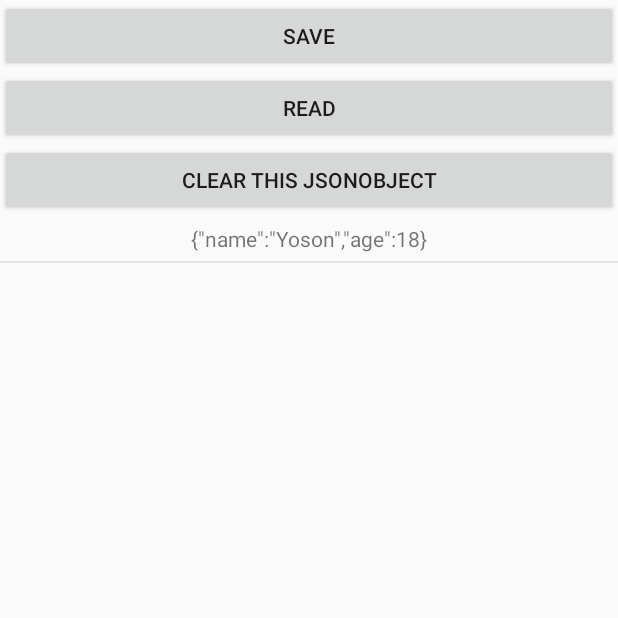
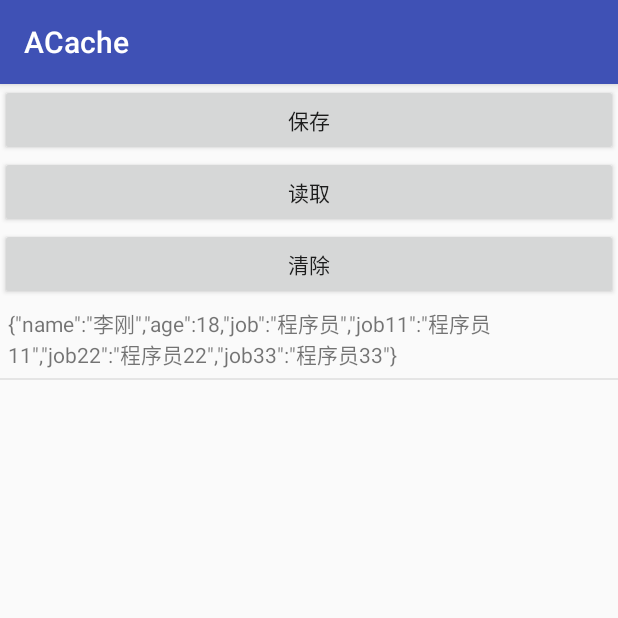
Before and after one commit to CasWen/ACache, an Android app: the screen it shows after launch (SaveJsonObjectActivity before the commit, ReadJsonObjectActivity after it), after a tap on "JSONOBJECT CACHE", on a phone screen of 412 x 824 dp, the top half of it. Run offline under Robolectric (Android 15) with nearby library versions, the phone set to English and light mode, and no system bars.

Commit message:
提交到git

```diff
--- a/acache/src/main/java/com/zxg/cache/ACache.java
+++ b/acache/src/main/java/com/zxg/cache/ACache.java
@@ -36,7 +36,8 @@ import java.util.concurrent.atomic.AtomicInteger;
 import java.util.concurrent.atomic.AtomicLong;
 
 /**
- * Created by ZhengXiaoGuo on 2017/1/13.
+ *一个轻量型缓存
+ * ACache 是一个为android制定的 轻量级的 开源缓存框架。轻量到只有一个java文件
  */
 
 public class ACache {
--- a/app/build.gradle
+++ b/app/build.gradle
@@ -20,6 +20,7 @@ android {
 }
 
 dependencies {
+    implementation 'com.android.support.constraint:constraint-layout:1.0.2'
     compile fileTree(dir: 'libs', include: ['*.jar'])
     androidTestCompile('com.android.support.test.espresso:espresso-core:2.2.2', {
         exclude group: 'com.android.support', module: 'support-annotations'
--- a/app/src/main/java/demo/zxg/com/myapplication/MainActivity.java
+++ b/app/src/main/java/demo/zxg/com/myapplication/MainActivity.java
@@ -24,11 +24,11 @@ public class MainActivity extends AppCompatActivity {
 	}
 
 	public void string(View v) {
-		startActivity(new Intent().setClass(this, SaveStringActivity.class));
+		startActivity(new Intent().setClass(MainActivity.this, SaveStringActivity.class));
 	}
 
 	public void jsonobject(View v) {
-		startActivity(new Intent().setClass(this, SaveJsonObjectActivity.class));
+		startActivity(new Intent().setClass(this, ReadJsonObjectActivity.class));
 	}
 
 	public void jsonarray(View v) {
--- /dev/null
+++ b/app/src/main/java/demo/zxg/com/myapplication/ReadJsonObjectActivity.java
@@ -0,0 +1,127 @@
+package demo.zxg.com.myapplication;
+
+import android.support.v7.app.AppCompatActivity;
+import android.os.Bundle;
+import android.view.View;
+import android.widget.Button;
+import android.widget.TextView;
+import android.widget.Toast;
+
+import com.zxg.cache.ACache;
+
+import org.json.JSONException;
+import org.json.JSONObject;
+
+public class ReadJsonObjectActivity extends AppCompatActivity implements View.OnClickListener {
+
+    private TextView mTv_jsonobject_original, mTv_jsonobject_res;
+    private JSONObject jsonObject;
+    private Button save_btn;
+    private Button read_btn;
+    private Button clear_btn;
+
+    private ACache mCache;
+
+
+    @Override
+    protected void onCreate(Bundle savedInstanceState) {
+        super.onCreate(savedInstanceState);
+        setContentView(R.layout.activity_save_jsonobject);
+
+        ininView();
+        mCache = ACache.get(this);
+        initData();
+
+    }
+
+    /**
+     * 初始化控件
+     */
+    private void ininView(){
+        mTv_jsonobject_original = (TextView) findViewById(R.id.tv_jsonobject_original);
+        mTv_jsonobject_res  = (TextView) findViewById(R.id.tv_jsonobject_res);
+        save_btn = (Button) findViewById(R.id.save);
+        read_btn = (Button) findViewById(R.id.read);
+        clear_btn = (Button) findViewById(R.id.clear);
+    }
+
+    /**
+     * 初始化数据
+     */
+
+    private void initData(){
+        jsonObject = new JSONObject();
+        try {
+            jsonObject.put("name", "李刚");
+            jsonObject.put("age", 18);
+            jsonObject.put("job","程序员");
+            jsonObject.put("job11","程序员11");
+            jsonObject.put("job22","程序员22");
+            jsonObject.put("job33","程序员33");
+        } catch (JSONException e) {
+            e.printStackTrace();
+        }
+        mTv_jsonobject_original.setText(jsonObject.toString());
+        saveData();
+        readData();
+        clearData();
+    }
+
+    @Override
+    public void onClick(View view) {
+        save_btn.setOnClickListener(this);
+        read_btn.setOnClickListener(this);
+        clear_btn.setOnClickListener(this);
+    }
+
+    /**
+     * save事件
+     *
+     * @param
+     */
+    public void saveData() {
+
+        save_btn.setOnClickListener(new View.OnClickListener() {
+            @Override
+            public void onClick(View view) {
+                mCache.put("testJsonObject", jsonObject);
+            }
+        });
+    }
+
+    /**
+     * 点击read事件
+     *
+     * @param
+     */
+    public void readData() {
+        final JSONObject testJsonObject = mCache.getAsJSONObject("testJsonObject");
+        read_btn.setOnClickListener(new View.OnClickListener() {
+            @Override
+            public void onClick(View view) {
+                if (testJsonObject == null) {
+                    Toast.makeText(ReadJsonObjectActivity.this, "数据为空 ...",
+                                   Toast.LENGTH_SHORT).show();
+                    mTv_jsonobject_res.setText(null);
+                    return;
+                }
+                mTv_jsonobject_res.setText(testJsonObject.toString());
+            }
+        });
+
+    }
+    /**
+     * 点击clear事件
+     *
+     * @param
+     */
+    public void clearData() {
+        clear_btn.setOnClickListener(new View.OnClickListener() {
+            @Override
+            public void onClick(View view) {
+                mCache.remove("testJsonObject");
+            }
+        });
+
+    }
+}
--- a/app/src/main/res/layout/activity_save_jsonobject.xml
+++ b/app/src/main/res/layout/activity_save_jsonobject.xml
@@ -6,22 +6,23 @@
     android:orientation="vertical" >
 
     <Button
+        android:id="@+id/save"
         android:layout_width="match_parent"
         android:layout_height="wrap_content"
-        android:onClick="save"
-        android:text="save" />
+
+        android:text="保存" />
+    <!--android:onClick="save"-->
+    <Button
+        android:id="@+id/read"
+        android:layout_width="match_parent"
+        android:layout_height="wrap_content"
+        android:text="读取" />
 
     <Button
+        android:id="@+id/clear"
         android:layout_width="match_parent"
         android:layout_height="wrap_content"
-        android:onClick="read"
-        android:text="read" />
-
-    <Button
-        android:layout_width="match_parent"
-        android:layout_height="wrap_content"
-        android:onClick="clear"
-        android:text="clear this JsonObject" />
+        android:text="清除" />
 
     <TextView
         android:id="@+id/tv_jsonobject_original"
--- a/build.gradle
+++ b/build.gradle
@@ -5,7 +5,7 @@ buildscript {
         jcenter()
     }
     dependencies {
-        classpath 'com.android.tools.build:gradle:2.2.3'
+        classpath 'com.android.tools.build:gradle:3.0.1'
 
         // NOTE: Do not place your application dependencies here; they belong
         // in the individual module build.gradle files
```
Also changed, not shown: app/src/main/AndroidManifest.xml (+11 -11 lines), app/src/main/java/demo/zxg/com/myapplication/SaveJsonObjectActivity.java (+8 -2 lines), app/src/main/res/layout/activity_read_json_object.xml (added, +9 -0 lines), gradle/wrapper/gradle-wrapper.properties.
